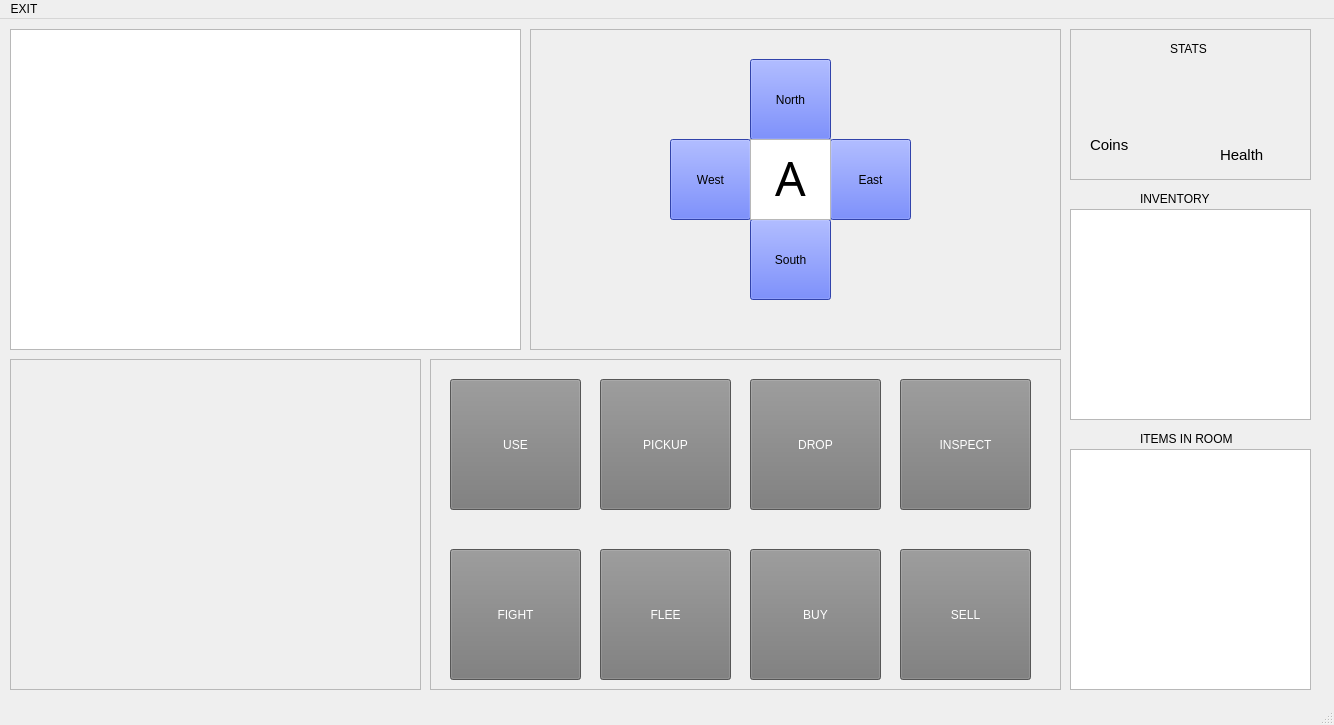
Above: CaveMan/mainwindow.ui from MrMoody098/CaveMan before the change. Below: the same form after it.
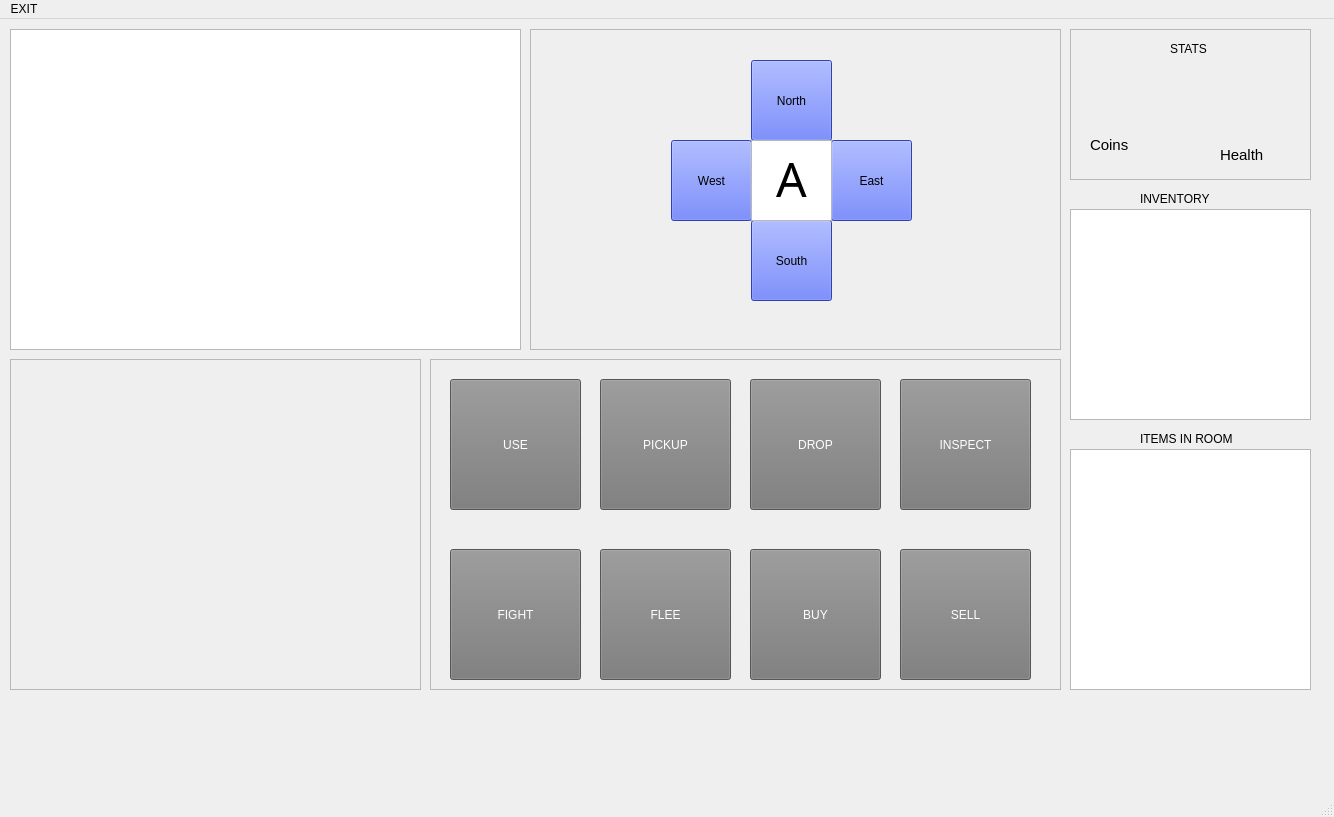
That is the form after the change. Icons and pictures are not drawn.

Patch:
```diff
--- a/CaveMan/mainwindow.ui
+++ b/CaveMan/mainwindow.ui
@@ -7,7 +7,7 @@
     <x>0</x>
     <y>0</y>
     <width>1334</width>
-    <height>725</height>
+    <height>817</height>
    </rect>
   </property>
   <property name="windowTitle">
@@ -4142,7 +4142,7 @@
      <number>0</number>
     </property>
     <widget class="QWidget" name="DirectionsWidget">
-     <widget class="QFrame" name="DirectionsFrame">
+     <widget class="QStackedWidget" name="DirectionsStackedWidget">
       <property name="enabled">
        <bool>true</bool>
       </property>
@@ -4160,6 +4160,7 @@
       <property name="frameShadow">
        <enum>QFrame::Raised</enum>
       </property>
+      <widget class="QWidget" name="DirectionsStackedWidgetPage1" native="true">
       <widget class="QPushButton" name="NorthButton">
        <property name="geometry">
         <rect>
@@ -6132,6 +6133,7 @@
        <property name="textInteractionFlags">
         <set>Qt::NoTextInteraction</set>
        </property>
+       </widget>
       </widget>
      </widget>
     </widget>
```
Lines whose indentation alone changed are shown as unchanged.
